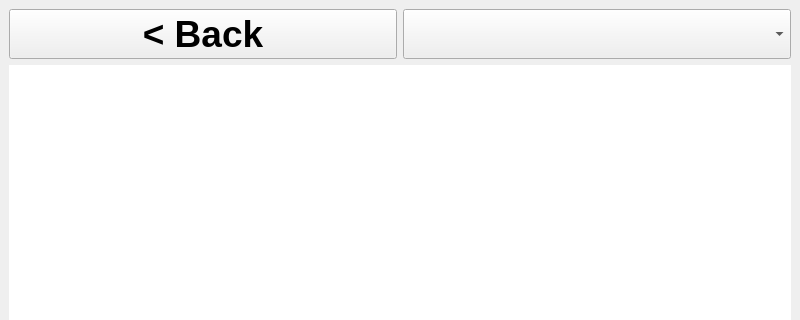
Above: src/ui_elements/logwindow.ui from AndreWohnsland/CocktailBerry before the change; both pictures show x 0 to 800 and y 0 to 320 of the 800 by 480 pixel window. Below: the same form after it.
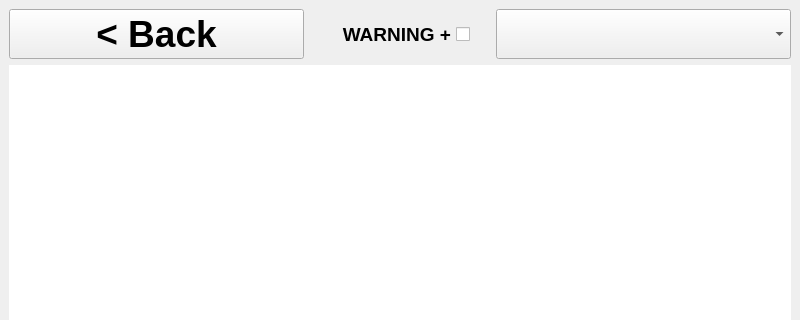
That is the form after the change.

Commit message: Add filtering for warning and higher

What changed in the file:
```diff
--- a/src/ui_elements/logwindow.ui
+++ b/src/ui_elements/logwindow.ui
@@ -64,6 +64,57 @@
         </property>
        </widget>
       </item>
+      <item>
+       <widget class="QCheckBox" name="check_warning">
+        <property name="maximumSize">
+         <size>
+          <width>160</width>
+          <height>100</height>
+         </size>
+        </property>
+        <property name="font">
+         <font>
+          <pointsize>14</pointsize>
+          <weight>75</weight>
+          <bold>true</bold>
+         </font>
+        </property>
+        <property name="layoutDirection">
+         <enum>Qt::RightToLeft</enum>
+        </property>
+        <property name="text">
+         <string>WARNING +</string>
+        </property>
+        <property name="iconSize">
+         <size>
+          <width>50</width>
+          <height>50</height>
+         </size>
+        </property>
+        <property name="tristate">
+         <bool>false</bool>
+        </property>
+        <property name="cssClass" stdset="0">
+         <string>bold center</string>
+        </property>
+       </widget>
+      </item>
+      <item>
+       <spacer name="horizontalSpacer">
+        <property name="orientation">
+         <enum>Qt::Horizontal</enum>
+        </property>
+        <property name="sizeType">
+         <enum>QSizePolicy::Fixed</enum>
+        </property>
+        <property name="sizeHint" stdset="0">
+         <size>
+          <width>20</width>
+          <height>20</height>
+         </size>
+        </property>
+       </spacer>
+      </item>
       <item>
        <widget class="QComboBox" name="selection_logs">
         <property name="minimumSize">
```
The commit also changes 2 other files.
